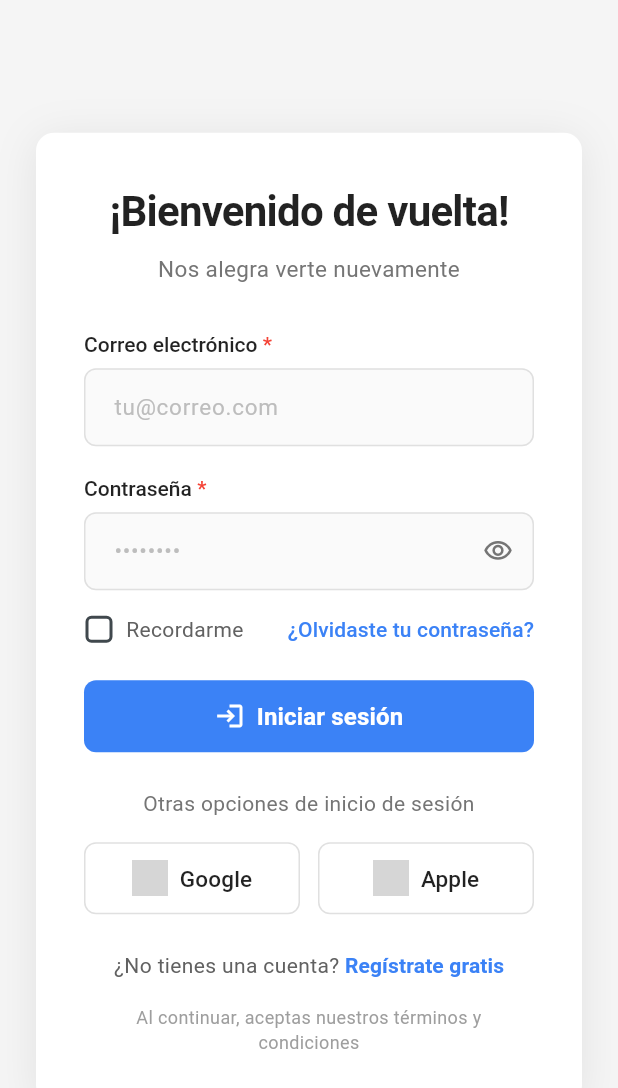
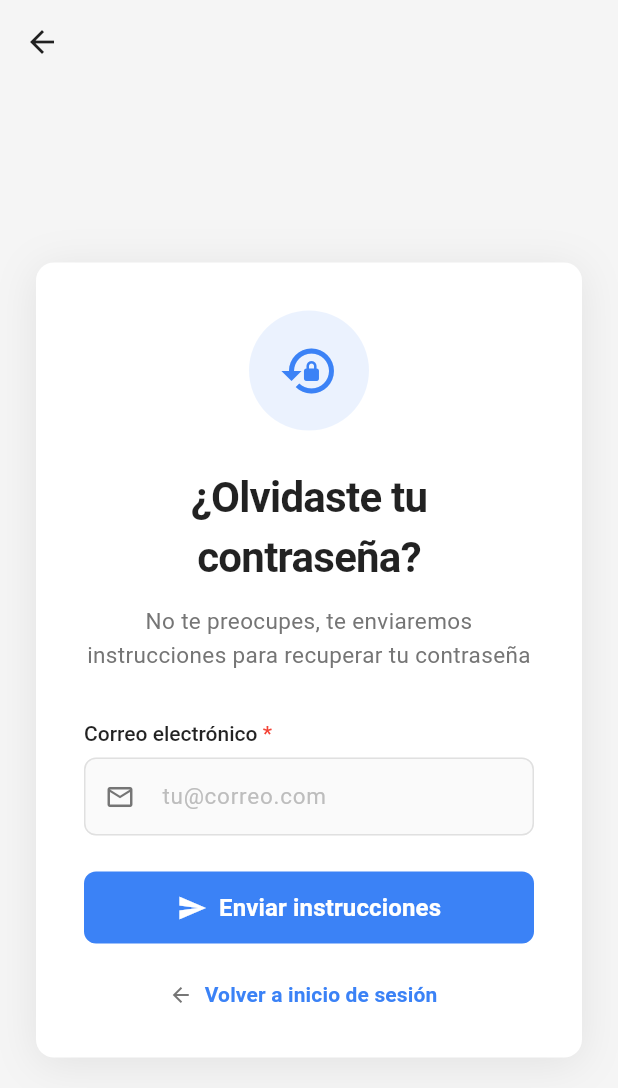
Before and after one commit to SaludVision/MediScanAI_MobileApplication, a Flutter app: the screen it shows after launch, after a tap on "¿Olvidaste tu contraseña?", on a phone screen of 412 x 824 dp. Shown: the top 1088 px of the screen. Run offline on Flutter 3.47's test engine with Material 3 defaults, Android fonts, the light colour scheme and no system bars; our stand-ins replace image_picker, shared_preferences; accounts and stored records are empty; network calls fail; grey boxes are pictures that could not be loaded.

Commit message:
feat: Implement Forgot Password screen and add password reset functionality in AuthProvider

```diff
--- /dev/null
+++ b/lib/screens/forgot_password_screen.dart
@@ -0,0 +1,454 @@
+import 'package:flutter/material.dart';
+import 'package:provider/provider.dart';
+import '../providers/auth_provider.dart';
+
+class ForgotPasswordScreen extends StatefulWidget {
+  const ForgotPasswordScreen({super.key});
+
+  @override
+  State<ForgotPasswordScreen> createState() => _ForgotPasswordScreenState();
+}
+
+class _ForgotPasswordScreenState extends State<ForgotPasswordScreen> {
+  final _emailController = TextEditingController();
+  bool _isLoading = false;
+  String? _errorMessage;
+  bool _emailSent = false;
+
+  @override
+  void dispose() {
+    _emailController.dispose();
+    super.dispose();
+  }
+
+  Future<void> _sendResetEmail() async {
+    if (_emailController.text.isEmpty) {
+      setState(() {
+        _errorMessage = 'Por favor ingresa tu correo electrónico';
+      });
+      return;
+    }
+
+    // Validar formato de email
+    final emailRegex = RegExp(r'^[\w-\.]+@([\w-]+\.)+[\w-]{2,4}$');
+    if (!emailRegex.hasMatch(_emailController.text)) {
+      setState(() {
+        _errorMessage = 'Por favor ingresa un correo válido';
+      });
+      return;
+    }
+
+    setState(() {
+      _isLoading = true;
+      _errorMessage = null;
+    });
+
+    try {
+      final authProvider = Provider.of<AuthProvider>(context, listen: false);
+      final success = await authProvider.requestPasswordReset(
+        _emailController.text,
+      );
+
+      if (success && mounted) {
+        setState(() {
+          _emailSent = true;
+          _isLoading = false;
+        });
+      } else {
+        setState(() {
+          _errorMessage =
+              'No se encontró una cuenta con ese correo electrónico';
+          _isLoading = false;
+        });
+      }
+    } catch (e) {
+      setState(() {
+        _errorMessage = 'Error de conexión. Inténtalo de nuevo.';
+        _isLoading = false;
+      });
+    }
+  }
+
+  @override
+  Widget build(BuildContext context) {
+    return Scaffold(
+      backgroundColor: const Color(0xFFF5F5F5),
+      appBar: AppBar(
+        backgroundColor: Colors.transparent,
+        elevation: 0,
+        leading: IconButton(
+          icon: const Icon(Icons.arrow_back, color: Colors.black87),
+          onPressed: () => Navigator.of(context).pop(),
+        ),
+      ),
+      body: SafeArea(
+        child: Center(
+          child: SingleChildScrollView(
+            padding: const EdgeInsets.symmetric(
+              horizontal: 24.0,
+              vertical: 20.0,
+            ),
+            child: Container(
+              constraints: const BoxConstraints(maxWidth: 500),
+              padding: const EdgeInsets.all(32),
+              decoration: BoxDecoration(
+                color: Colors.white,
+                borderRadius: BorderRadius.circular(12),
+                boxShadow: [
+                  BoxShadow(
+                    color: Colors.black.withValues(alpha: 0.08),
+                    blurRadius: 24,
+                    offset: const Offset(0, 4),
+                  ),
+                ],
+              ),
+              child: _emailSent ? _buildSuccessView() : _buildFormView(),
+            ),
+          ),
+        ),
+      ),
+    );
+  }
+
+  Widget _buildFormView() {
+    return Column(
+      crossAxisAlignment: CrossAxisAlignment.stretch,
+      children: [
+        // Icono
+        Container(
+          width: 80,
+          height: 80,
+          decoration: BoxDecoration(
+            color: const Color(0xFF3B82F6).withValues(alpha: 0.1),
+            shape: BoxShape.circle,
+          ),
+          child: const Icon(
+            Icons.lock_reset,
+            size: 40,
+            color: Color(0xFF3B82F6),
+          ),
+        ),
+        const SizedBox(height: 24),
+
+        // Título
+        const Text(
+          '¿Olvidaste tu contraseña?',
+          style: TextStyle(
+            fontSize: 28,
+            fontWeight: FontWeight.w600,
+            color: Colors.black87,
+            letterSpacing: -0.5,
+          ),
+          textAlign: TextAlign.center,
+        ),
+        const SizedBox(height: 12),
+
+        // Descripción
+        Text(
+          'No te preocupes, te enviaremos instrucciones para recuperar tu contraseña',
+          style: TextStyle(
+            fontSize: 15,
+            color: Colors.grey[600],
+            fontWeight: FontWeight.w400,
+            height: 1.5,
+          ),
+          textAlign: TextAlign.center,
+        ),
+        const SizedBox(height: 32),
+
+        // Campo de correo electrónico
+        Column(
+          crossAxisAlignment: CrossAxisAlignment.start,
+          children: [
+            RichText(
+              text: const TextSpan(
+                text: 'Correo electrónico ',
+                style: TextStyle(
+                  fontSize: 14,
+                  color: Colors.black87,
+                  fontWeight: FontWeight.w500,
+                ),
+                children: [
+                  TextSpan(
+                    text: '*',
+                    style: TextStyle(
+                      color: Colors.red,
+                      fontWeight: FontWeight.w500,
+                    ),
+                  ),
+                ],
+              ),
+            ),
+            const SizedBox(height: 8),
+            TextField(
+              controller: _emailController,
+              keyboardType: TextInputType.emailAddress,
+              decoration: InputDecoration(
+                hintText: 'tu@correo.com',
+                hintStyle: TextStyle(color: Colors.grey[400], fontSize: 15),
+                filled: true,
+                fillColor: const Color(0xFFFAFAFA),
+                prefixIcon: Icon(
+                  Icons.email_outlined,
+                  color: Colors.grey[600],
+                  size: 20,
+                ),
+                border: OutlineInputBorder(
+                  borderRadius: BorderRadius.circular(8),
+                  borderSide: BorderSide(color: Colors.grey[300]!, width: 1),
+                ),
+                enabledBorder: OutlineInputBorder(
+                  borderRadius: BorderRadius.circular(8),
+                  borderSide: BorderSide(color: Colors.grey[300]!, width: 1),
+                ),
+                focusedBorder: OutlineInputBorder(
+                  borderRadius: BorderRadius.circular(8),
+                  borderSide: const BorderSide(
+                    color: Color(0xFF3B82F6),
+                    width: 2,
+                  ),
+                ),
+                contentPadding: const EdgeInsets.symmetric(
+                  horizontal: 16,
+                  vertical: 14,
+                ),
+              ),
+            ),
+          ],
+        ),
+        const SizedBox(height: 24),
+
+        // Mensaje de error
+        if (_errorMessage != null) ...[
+          Container(
+            padding: const EdgeInsets.all(12),
+            decoration: BoxDecoration(
+              color: Colors.red[50],
+              borderRadius: BorderRadius.circular(8),
+              border: Border.all(color: Colors.red[200]!),
+            ),
+            child: Row(
+              children: [
+                Icon(Icons.error_outline, color: Colors.red[700], size: 20),
+                const SizedBox(width: 8),
+                Expanded(
+                  child: Text(
+                    _errorMessage!,
+                    style: TextStyle(color: Colors.red[700], fontSize: 14),
+                  ),
+                ),
+              ],
+            ),
+          ),
+          const SizedBox(height: 24),
+        ],
+
+        // Botón de enviar
+        SizedBox(
+          height: 48,
+          child: ElevatedButton(
+            onPressed: _isLoading ? null : _sendResetEmail,
+            style: ElevatedButton.styleFrom(
+              backgroundColor: const Color(0xFF3B82F6),
+              foregroundColor: Colors.white,
+              shape: RoundedRectangleBorder(
+                borderRadius: BorderRadius.circular(8),
+              ),
+              elevation: 0,
+              disabledBackgroundColor: const Color(0xFF93C5FD),
+            ),
+            child: _isLoading
+                ? const SizedBox(
+                    width: 20,
+                    height: 20,
+                    child: CircularProgressIndicator(
+                      strokeWidth: 2,
+                      valueColor: AlwaysStoppedAnimation<Color>(Colors.white),
+                    ),
+                  )
+                : const Row(
+                    mainAxisAlignment: MainAxisAlignment.center,
+                    children: [
+                      Icon(Icons.send, size: 20),
+                      SizedBox(width: 8),
+                      Text(
+                        'Enviar instrucciones',
+                        style: TextStyle(
+                          fontSize: 16,
+                          fontWeight: FontWeight.w600,
+                        ),
+                      ),
+                    ],
+                  ),
+          ),
+        ),
+        const SizedBox(height: 24),
+
+        // Volver a inicio de sesión
+        Row(
+          mainAxisAlignment: MainAxisAlignment.center,
+          children: [
+            Icon(Icons.arrow_back, size: 16, color: Colors.grey[600]),
+            TextButton(
+              onPressed: () => Navigator.of(context).pop(),
+              style: TextButton.styleFrom(
+                padding: const EdgeInsets.symmetric(horizontal: 8),
+                minimumSize: const Size(0, 0),
+                tapTargetSize: MaterialTapTargetSize.shrinkWrap,
+              ),
+              child: const Text(
+                'Volver a inicio de sesión',
+                style: TextStyle(
+                  fontSize: 14,
+                  color: Color(0xFF3B82F6),
+                  fontWeight: FontWeight.w600,
+                ),
+              ),
+            ),
+          ],
+        ),
+      ],
+    );
+  }
+
+  Widget _buildSuccessView() {
+    return Column(
+      crossAxisAlignment: CrossAxisAlignment.stretch,
+      children: [
+        // Icono de éxito
+        Container(
+          width: 80,
+          height: 80,
+          decoration: BoxDecoration(
+            color: const Color(0xFF10B981).withValues(alpha: 0.1),
+            shape: BoxShape.circle,
+          ),
+          child: const Icon(
+            Icons.check_circle,
+            size: 50,
+            color: Color(0xFF10B981),
+          ),
+        ),
+        const SizedBox(height: 24),
+
+        // Título
+        const Text(
+          '¡Correo enviado!',
+          style: TextStyle(
+            fontSize: 28,
+            fontWeight: FontWeight.w600,
+            color: Colors.black87,
+            letterSpacing: -0.5,
+          ),
+          textAlign: TextAlign.center,
+        ),
+        const SizedBox(height: 12),
+
+        // Descripción
+        Text(
+          'Hemos enviado las instrucciones para recuperar tu contraseña a:',
+          style: TextStyle(
+            fontSize: 15,
+            color: Colors.grey[600],
+            fontWeight: FontWeight.w400,
+            height: 1.5,
+          ),
+          textAlign: TextAlign.center,
+        ),
+        const SizedBox(height: 8),
+
+        // Email
+        Text(
+          _emailController.text,
+          style: const TextStyle(
+            fontSize: 16,
+            color: Color(0xFF3B82F6),
+            fontWeight: FontWeight.w600,
+          ),
+          textAlign: TextAlign.center,
+        ),
+        const SizedBox(height: 32),
+
+        // Información adicional
+        Container(
+          padding: const EdgeInsets.all(16),
+          decoration: BoxDecoration(
+            color: const Color(0xFF3B82F6).withValues(alpha: 0.05),
+            borderRadius: BorderRadius.circular(8),
+            border: Border.all(
+              color: const Color(0xFF3B82F6).withValues(alpha: 0.2),
+            ),
+          ),
+          child: Column(
+            children: [
+              Row(
+                crossAxisAlignment: CrossAxisAlignment.start,
+                children: [
+                  Icon(Icons.info_outline, size: 20, color: Colors.blue[700]),
+                  const SizedBox(width: 12),
+                  Expanded(
+                    child: Text(
+                      'Revisa tu bandeja de entrada y tu carpeta de spam. El correo puede tardar unos minutos en llegar.',
+                      style: TextStyle(
+                        fontSize: 14,
+                        color: Colors.grey[700],
+                        height: 1.5,
+                      ),
+                    ),
+                  ),
+                ],
+              ),
+            ],
+          ),
+        ),
+        const SizedBox(height: 32),
+
+        // Botón de volver al inicio
+        SizedBox(
+          height: 48,
+          child: ElevatedButton(
+            onPressed: () => Navigator.of(context).pop(),
+            style: ElevatedButton.styleFrom(
+              backgroundColor: const Color(0xFF3B82F6),
+              foregroundColor: Colors.white,
+              shape: RoundedRectangleBorder(
+                borderRadius: BorderRadius.circular(8),
+              ),
+              elevation: 0,
+            ),
+            child: const Row(
+              mainAxisAlignment: MainAxisAlignment.center,
+              children: [
+                Icon(Icons.arrow_back, size: 20),
+                SizedBox(width: 8),
+                Text(
+                  'Volver a inicio de sesión',
+                  style: TextStyle(fontSize: 16, fontWeight: FontWeight.w600),
+                ),
+              ],
+            ),
+          ),
+        ),
+        const SizedBox(height: 16),
+
+        // Reenviar correo
+        TextButton(
+          onPressed: () {
+            setState(() {
+              _emailSent = false;
+              _errorMessage = null;
+            });
+          },
+          child: const Text(
+            '¿No recibiste el correo? Reenviar',
+            style: TextStyle(
+              fontSize: 14,
+              color: Color(0xFF3B82F6),
+              fontWeight: FontWeight.w600,
+            ),
+          ),
+        ),
+      ],
+    );
+  }
+}
--- a/lib/screens/login_screen.dart
+++ b/lib/screens/login_screen.dart
@@ -3,6 +3,7 @@ import 'package:provider/provider.dart';
 import '../providers/auth_provider.dart';
 import 'register_screen.dart';
 import 'dashboard_screen.dart';
+import 'forgot_password_screen.dart';
 
 class LoginScreen extends StatefulWidget {
   const LoginScreen({super.key});
@@ -302,7 +303,11 @@ class _LoginScreenState extends State<LoginScreen> {
                       ),
                       TextButton(
                         onPressed: () {
-                          // TODO: Implement forgot password
+                          Navigator.of(context).push(
+                            MaterialPageRoute(
+                              builder: (_) => const ForgotPasswordScreen(),
+                            ),
+                          );
                         },
                         style: TextButton.styleFrom(
                           padding: EdgeInsets.zero,
```
Also changed, not shown: lib/providers/auth_provider.dart (+35 -0 lines).
